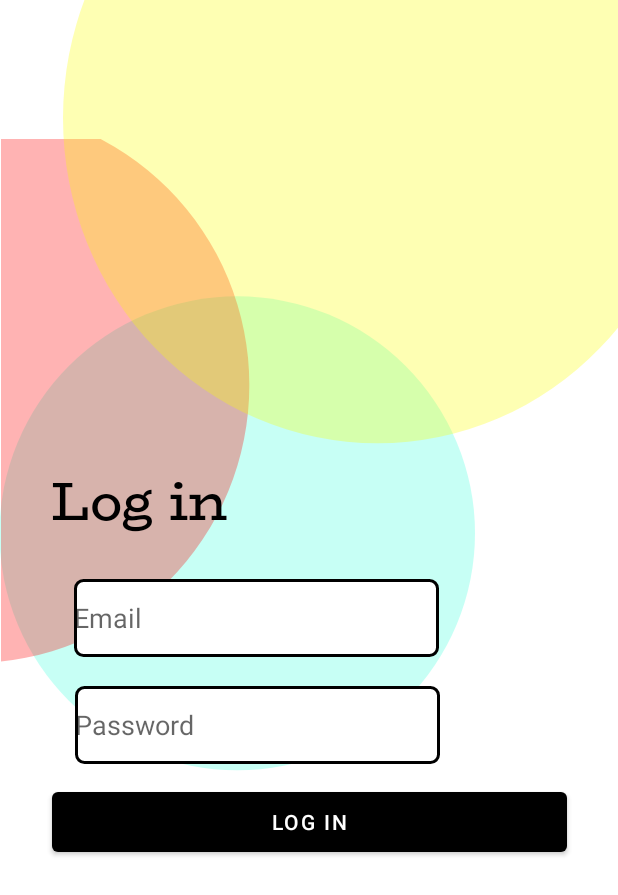
After one commit to EC327-Group-Project-2020/MidasBudgetingApp, an Android app: the layout activity_login.xml on its own in the app's theme, with its tools: preview values and no code run, on a phone screen of 412 x 824 dp. The commit adds this screen. Shown: the top 895 px of the screen. Run offline under Robolectric (Android 15) with nearby library versions, the phone set to English and light mode, and no system bars.

Commit message:
Login activity xml

```diff
--- /dev/null
+++ b/app/src/main/res/layout/activity_login.xml
@@ -0,0 +1,113 @@
+<?xml version="1.0" encoding="utf-8"?>
+<androidx.constraintlayout.widget.ConstraintLayout xmlns:android="http://schemas.android.com/apk/res/android"
+    xmlns:app="http://schemas.android.com/apk/res-auto"
+    xmlns:tools="http://schemas.android.com/tools"
+    android:layout_width="match_parent"
+    android:layout_height="match_parent">
+
+    <View
+        android:id="@+id/blue_bubble3"
+        android:layout_width="316.36dp"
+        android:layout_height="316.36dp"
+        android:layout_alignParentStart="true"
+        android:layout_alignParentTop="true"
+        android:layout_marginBottom="310dp"
+        android:background="@drawable/blue_bubble"
+        app:layout_constraintBottom_toBottomOf="parent"
+        app:layout_constraintStart_toStartOf="parent" />
+
+    <View
+        android:id="@+id/red_bubble3"
+        android:layout_width="166dp"
+        android:layout_height="350dp"
+        android:layout_alignParentStart="true"
+        android:layout_alignParentTop="true"
+        android:layout_marginEnd="245dp"
+        android:layout_marginBottom="381dp"
+        android:background="@drawable/red_bubble"
+        app:layout_constraintBottom_toBottomOf="parent"
+        app:layout_constraintEnd_toEndOf="parent" />
+
+    <View
+        android:id="@+id/yellow_bubble3"
+        android:layout_width="370dp"
+        android:layout_height="296dp"
+        android:layout_alignParentStart="true"
+        android:layout_alignParentTop="true"
+        android:background="@drawable/yellow_bubble"
+        app:layout_constraintEnd_toEndOf="parent"
+        app:layout_constraintTop_toTopOf="parent" />
+
+
+    <TextView
+        android:id="@+id/LoginText"
+        android:layout_width="wrap_content"
+        android:layout_height="wrap_content"
+        android:layout_marginTop="195dp"
+        android:layout_marginEnd="260dp"
+        android:layout_marginBottom="160dp"
+        android:fontFamily="@font/biorhyme"
+        android:text="@string/login_header"
+        android:textColor="@color/black"
+        android:textSize="36sp"
+        app:layout_constraintBottom_toTopOf="@+id/log_in_button"
+        app:layout_constraintEnd_toEndOf="parent"
+        app:layout_constraintHorizontal_bias="1.0"
+        app:layout_constraintStart_toStartOf="parent"
+        app:layout_constraintTop_toTopOf="parent"
+        app:layout_constraintVertical_bias="1.0" />
+
+    <EditText
+        android:id="@+id/loginUsername"
+        android:layout_width="243dp"
+        android:layout_height="52dp"
+        android:layout_marginStart="122dp"
+        android:layout_marginTop="24dp"
+        android:layout_marginEnd="122dp"
+        android:autofillHints="email"
+        android:background="@drawable/button_border"
+        android:hint="@string/prompt_email"
+        android:inputType="textEmailAddress"
+        android:selectAllOnFocus="true"
+        android:textAlignment="textStart"
+        app:layout_constraintEnd_toEndOf="parent"
+        app:layout_constraintHorizontal_bias="0.973"
+        app:layout_constraintStart_toStartOf="parent"
+        app:layout_constraintTop_toBottomOf="@+id/LoginText" />
+
+    <EditText
+        android:id="@+id/loginPassword"
+        android:layout_width="243dp"
+        android:layout_height="52dp"
+        android:layout_marginStart="122dp"
+        android:layout_marginTop="95dp"
+        android:layout_marginEnd="122dp"
+        android:autofillHints="password"
+        android:background="@drawable/button_border"
+        android:hint="@string/prompt_password"
+        android:imeOptions="actionDone"
+        android:inputType="textPassword"
+        android:selectAllOnFocus="true"
+        android:textAlignment="textStart"
+        app:layout_constraintBottom_toTopOf="@+id/log_in_button"
+        app:layout_constraintEnd_toEndOf="parent"
+        app:layout_constraintHorizontal_bias="0.96"
+        app:layout_constraintStart_toStartOf="parent"
+        app:layout_constraintTop_toBottomOf="@+id/LoginText"
+        app:layout_constraintVertical_bias="0.0" />
+
+    <Button
+        android:id="@+id/log_in_button"
+        android:layout_width="343dp"
+        android:layout_height="52dp"
+        android:layout_marginStart="122dp"
+        android:layout_marginEnd="122dp"
+        android:layout_marginBottom="250dp"
+        android:text="@string/login_login"
+        app:backgroundTint="#000000"
+        app:layout_constraintBottom_toBottomOf="parent"
+        app:layout_constraintEnd_toEndOf="parent"
+        app:layout_constraintStart_toStartOf="parent" />
+
+
+</androidx.constraintlayout.widget.ConstraintLayout>
--- a/app/src/main/res/values/strings.xml
+++ b/app/src/main/res/values/strings.xml
@@ -12,4 +12,8 @@
     <string name="prompt_email">Email</string>
     <string name="prompt_password">Password</string>
 
+    <!-- Login Page Strings -->
+    <string name="login_header">Log in</string>
+    <string name="login_email">Email:</string>
+    <string name="login_login">Log In</string>
 </resources>
```
